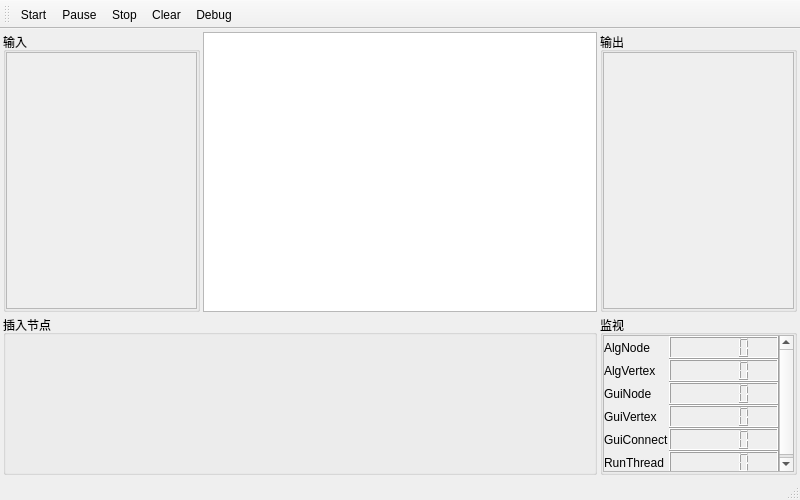
First picture: the form in Crystal Software (Qt)/Framework/Controller.ui, repository yyx112358/Crystal-Software-Platform, before the edit.
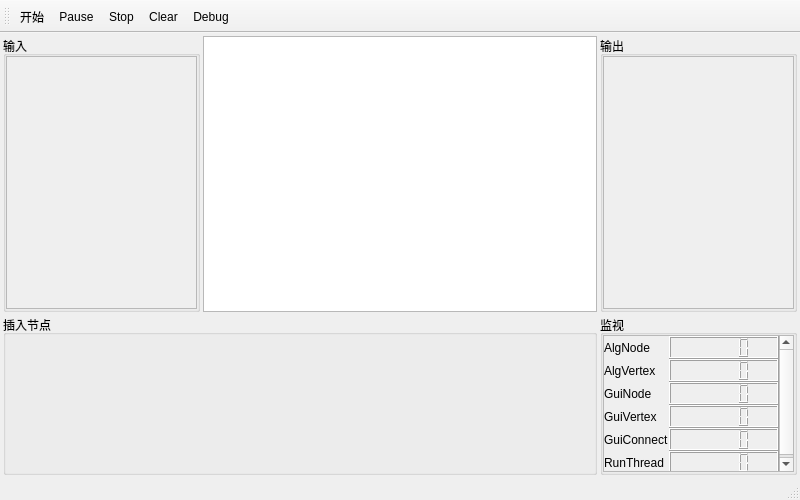
Second picture: the form after the edit.

```diff
--- a/Crystal Software (Qt)/Framework/Controller.ui
+++ b/Crystal Software (Qt)/Framework/Controller.ui
@@ -342,7 +342,7 @@
   <widget class="QStatusBar" name="statusBar"/>
   <action name="actionStart">
    <property name="text">
-    <string>Start</string>
+    <string>开始</string>
    </property>
   </action>
   <action name="actionPause">
```
